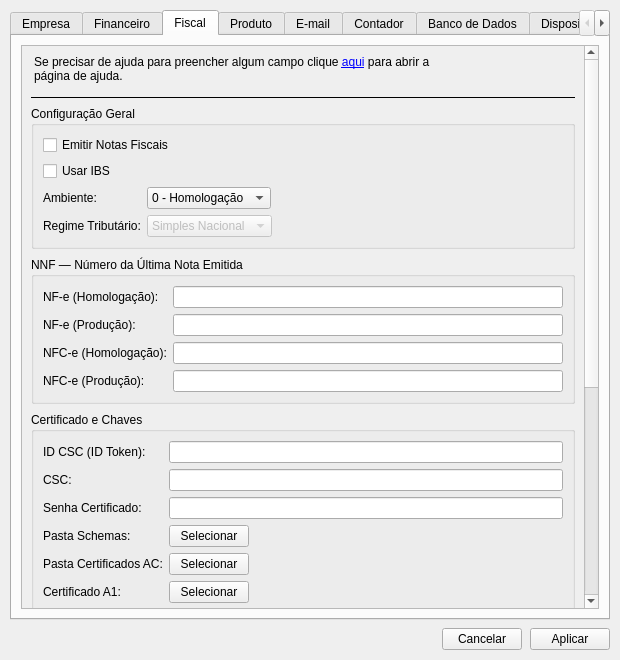
Before: the Qt Designer form src/configuracao.ui in GabR36/QEstoqueLoja, drawn with Qt 5.
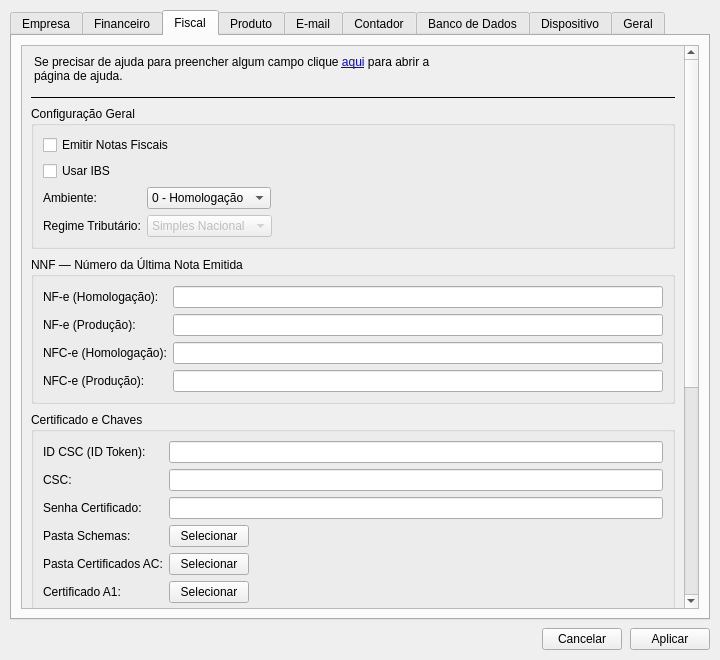
After: the same form once the commit is applied. The open tabs and pages were chosen to show the change. Icons and pictures are not drawn.

Commit message: configuração de comportamento fiscal afeta venda #115

```diff
--- a/src/configuracao.ui
+++ b/src/configuracao.ui
@@ -6,7 +6,7 @@
    <rect>
     <x>0</x>
     <y>0</y>
-    <width>620</width>
+    <width>720</width>
     <height>660</height>
    </rect>
   </property>
@@ -380,7 +380,7 @@
            <rect>
             <x>0</x>
             <y>0</y>
-            <width>562</width>
+            <width>642</width>
             <height>930</height>
            </rect>
           </property>
```
The commit also changes 1 other file.
